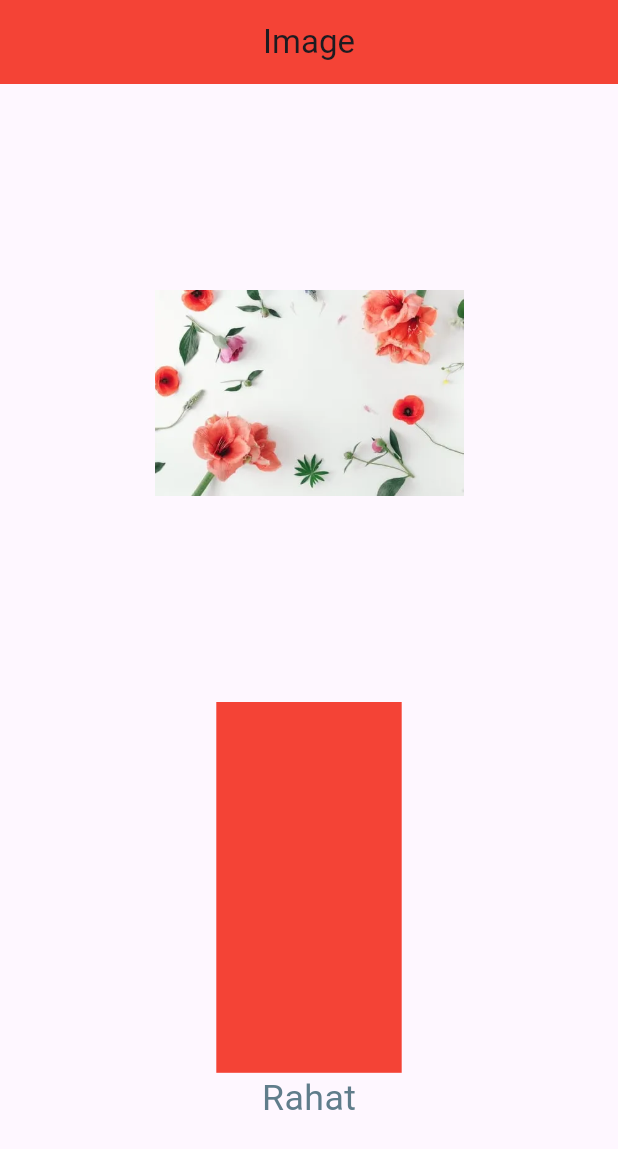
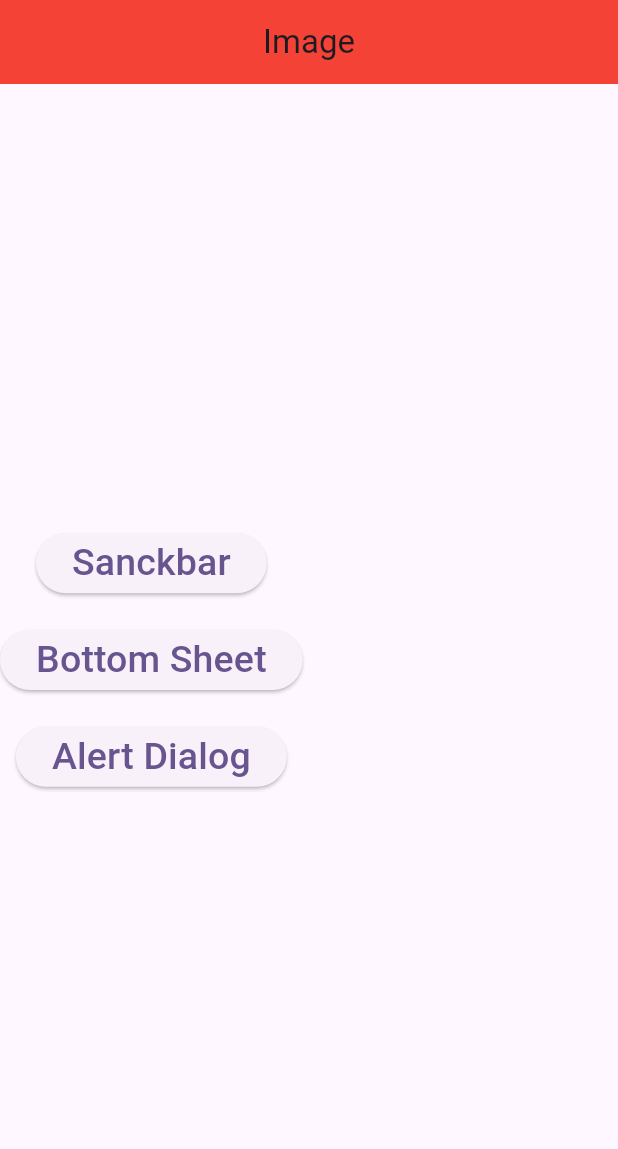
Before and after one commit to masudrr60/f10_image, a Flutter app: the screen it shows after launch, on a phone screen of 412 x 824 dp. Shown: the top 1149 px of the screen. Run offline on Flutter 3.47's test engine with Material 3 defaults, Android fonts, the phone set to English and light mode, and no system bars; our stand-ins replace device_preview, sizer.

Commit message:
sizer and device preview

```diff
--- a/lib/Home.dart
+++ b/lib/Home.dart
@@ -18,29 +18,74 @@ class _HomeState extends State<Home> {
         title: Text("Image"),
         backgroundColor: Colors.red,
       ),
-      body: SingleChildScrollView(
-        child: Column(
-          children: [
-            // Image.network(
-            //   'https://upload.wikimedia.org/wikipedia/commons/thumb/6/6e/Forget-me-not_Flower.jpg/640px-Forget-me-not_Flower.jpg',
-            // ),
-            Center(
-              child: Container(
-                  height: 50.h,
-                  width: 50.w,
-                  child: Image.asset('asset/image1.webp')),
-            ),
-            Container(
-              height: 30.h,
-              width: 30.w,
-              color: Colors.red,
-            ),
-            Text("Rahat",style: TextStyle(
-              fontSize: 20.sp,
-              color: Colors.blueGrey,
-            ),),
-          ],
-        ),
+      body: Column(
+        mainAxisAlignment: MainAxisAlignment.center,
+        children: [
+          ElevatedButton(onPressed: (){
+            ScaffoldMessenger.of(context).showSnackBar(
+              SnackBar(
+                content: Text("This is a SnackBar"),
+                duration: Duration(seconds: 2),
+                action: SnackBarAction(
+                  label: "Close",
+                  onPressed: () {
+                  },
+                ),
+              ),
+            );
+          },
+              child: Text("Sanckbar",
+                style: TextStyle(fontSize: 25),
+              )),
+          SizedBox(height: 2.h,),
+          ElevatedButton(onPressed: (){
+           showModalBottomSheet(context: context, builder: (context) {
+             return Column(
+               children: [
+                 Center(
+                   child: Text(
+                     "This is a Bottom Sheet",
+                     style: TextStyle(fontSize: 20.sp),
+                   )),
+                 Container(
+                   height: 100,
+                   width: 50.w,
+                   color: Colors.red,
+                 )
+               ],
+             );
+           });
+          },
+              child: Text(
+                "Bottom Sheet",
+                style: TextStyle(fontSize: 25),
+              )),
+
+          SizedBox(height: 2.h,),
+          ElevatedButton(onPressed: (){
+            showDialog(context: context, builder: (context){
+              return AlertDialog(
+                title: Text("OK?"),
+                content: Text("This is an Alert Dialog"),
+                actions: [
+                  TextButton(onPressed: (){
+                    Navigator.pop(context);
+              }, child: Text("Cancle")),
+                  TextButton(onPressed: (){
+                    Navigator.push(context, MaterialPageRoute(builder: (context) {
+                      return Home();
+                    }));
+                  }, child:Text("OK")),
+                ],
+              );
+            });
+          },
+              child: Text(
+                "Alert Dialog",
+                style: TextStyle(fontSize: 25),
+              )),
+
+        ],
       ),
     );
   }
```
